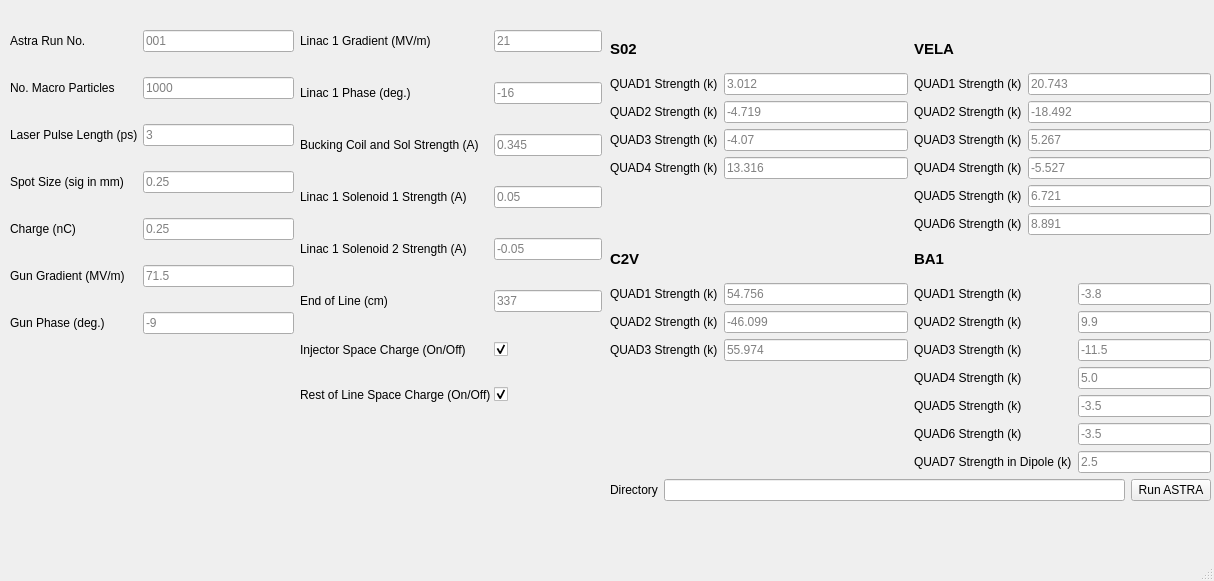
MattKing06/ASTRAComparisonRunner, file astra_comparison_gui.ui: the form before one commit.
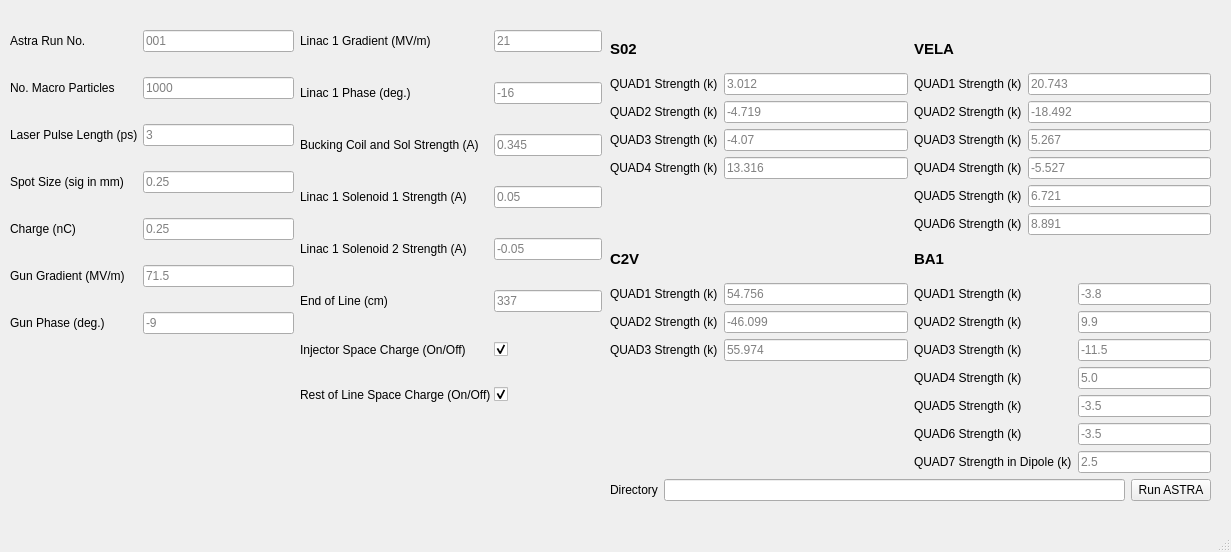
The form after the commit.

Commit message: changed dimensions of main window widget

```diff
--- a/astra_comparison_gui.ui
+++ b/astra_comparison_gui.ui
@@ -6,8 +6,8 @@
    <rect>
     <x>0</x>
     <y>0</y>
-    <width>1214</width>
-    <height>581</height>
+    <width>1231</width>
+    <height>552</height>
    </rect>
   </property>
   <property name="windowTitle">
```
Left out of the diff: 2 changed lines with no effect on the pictures.
